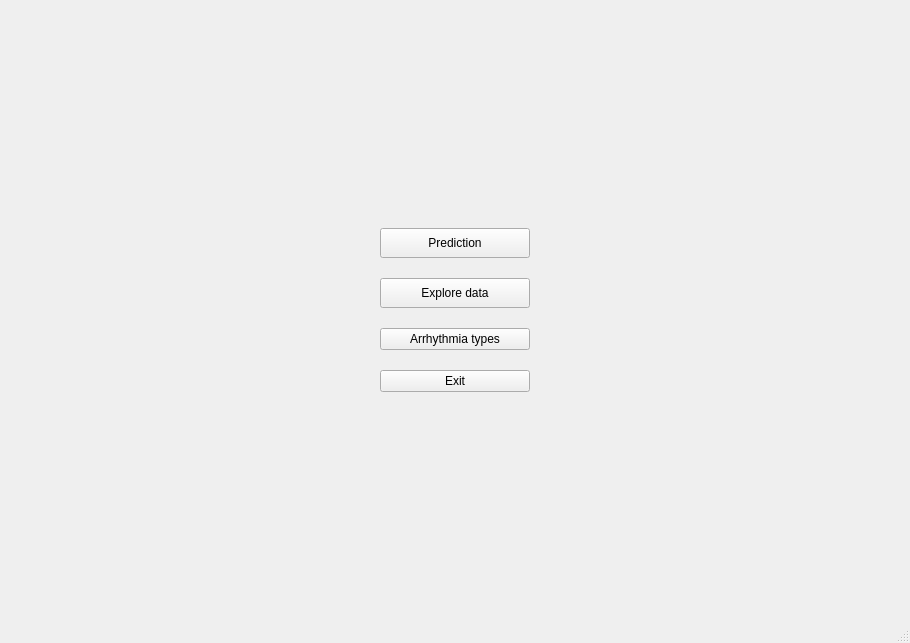
First picture: the form in arrhythmia/interface/resources/menu.ui, repository tomsoonn/arrhythmia-prediction, before the edit.
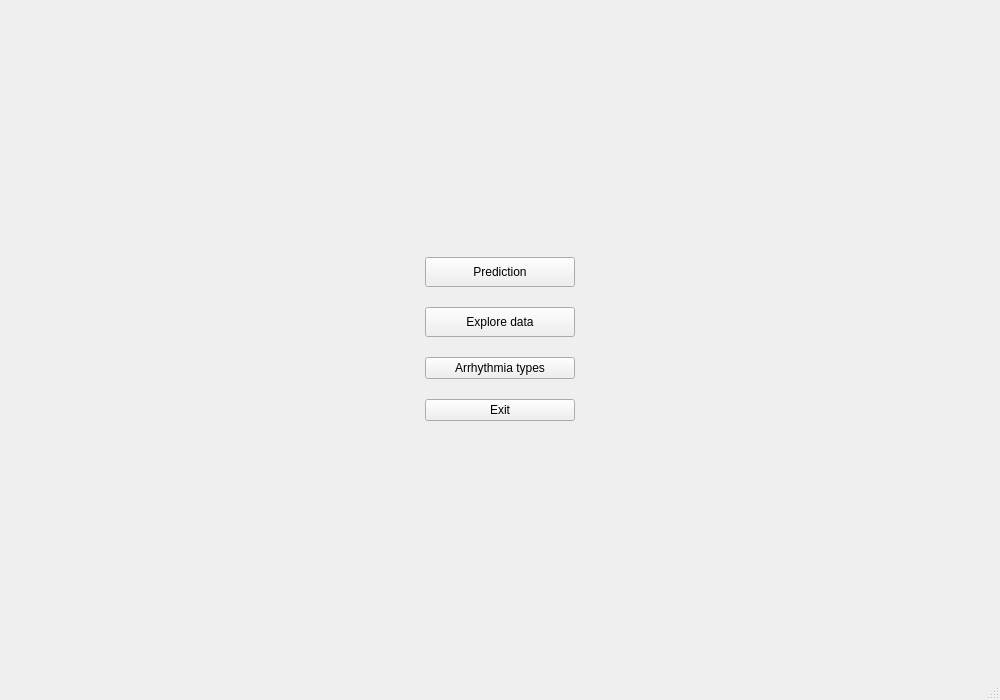
Second picture: the form after the edit.

The edit to the form file:
```diff
--- a/arrhythmia/interface/resources/menu.ui
+++ b/arrhythmia/interface/resources/menu.ui
@@ -6,8 +6,8 @@
    <rect>
     <x>0</x>
     <y>0</y>
-    <width>910</width>
-    <height>643</height>
+    <width>1000</width>
+    <height>700</height>
    </rect>
   </property>
   <property name="windowTitle">
```
Left out of the diff: 2 changed lines with no effect on the pictures.
